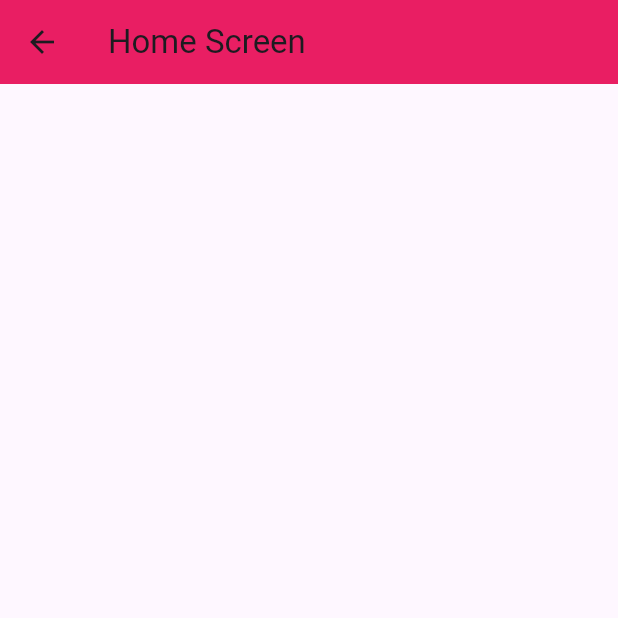
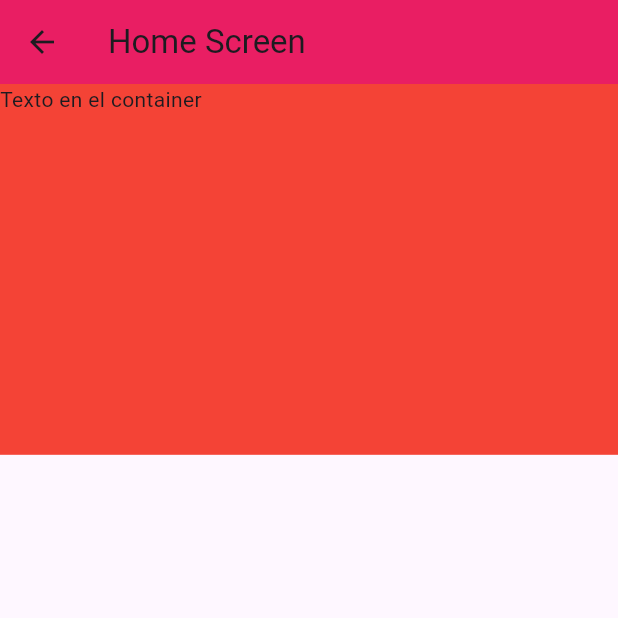
Before and after one commit to RolandoGuZz/Widgets_Flutter, a Flutter app: the CarouselViewX screen opened by its route, on a phone screen of 412 x 824 dp, the top half of it. Run offline on Flutter 3.47's test engine with Material 3 defaults, Android fonts, the phone set to English and light mode, and no system bars.

Commit message:
Update carousel_view.dart

```diff
--- a/lib/screens/carousel_view.dart
+++ b/lib/screens/carousel_view.dart
@@ -4,9 +4,16 @@ class CarouselViewX extends StatelessWidget {
   const CarouselViewX({super.key});
   @override
   Widget build(BuildContext context) {
+
+    final size = MediaQuery.of(context).size;
+
     return Scaffold(
       appBar: AppBar(title: Text('Home Screen')),
-      body: Container(),
+      body: Column(
+       children: [
+        Container(height: size.height * .3, width: double.infinity, color: Colors.red, child: Text('Texto en el container')),
+       ],
+      ),
     );
   }
 }
```
